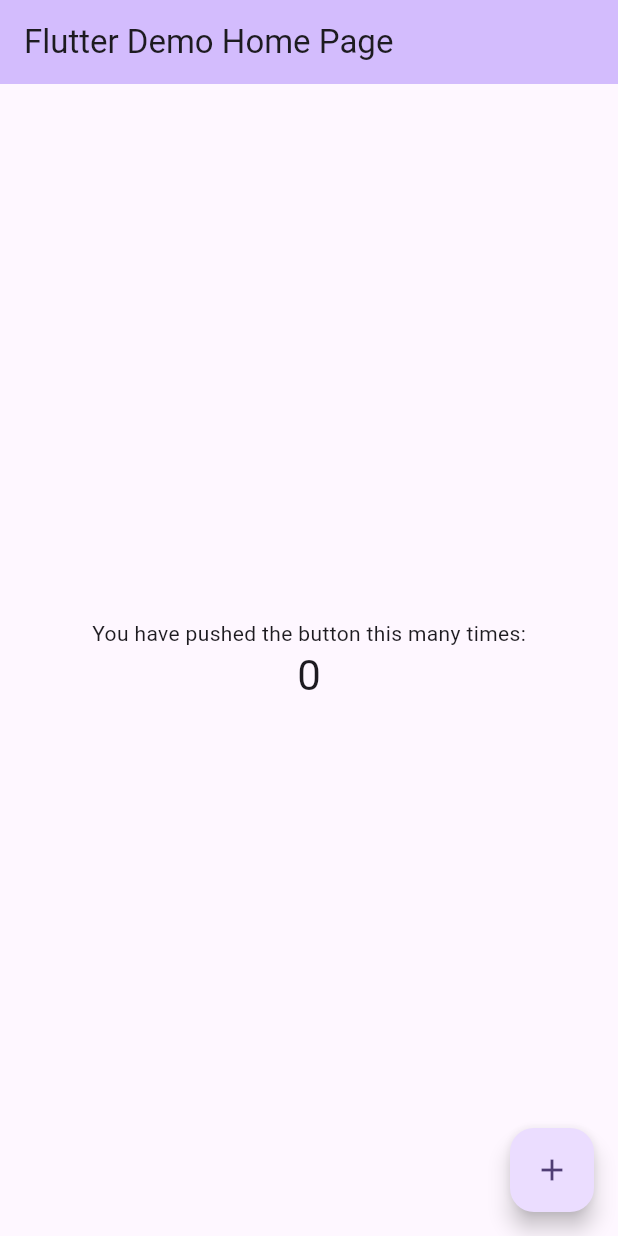
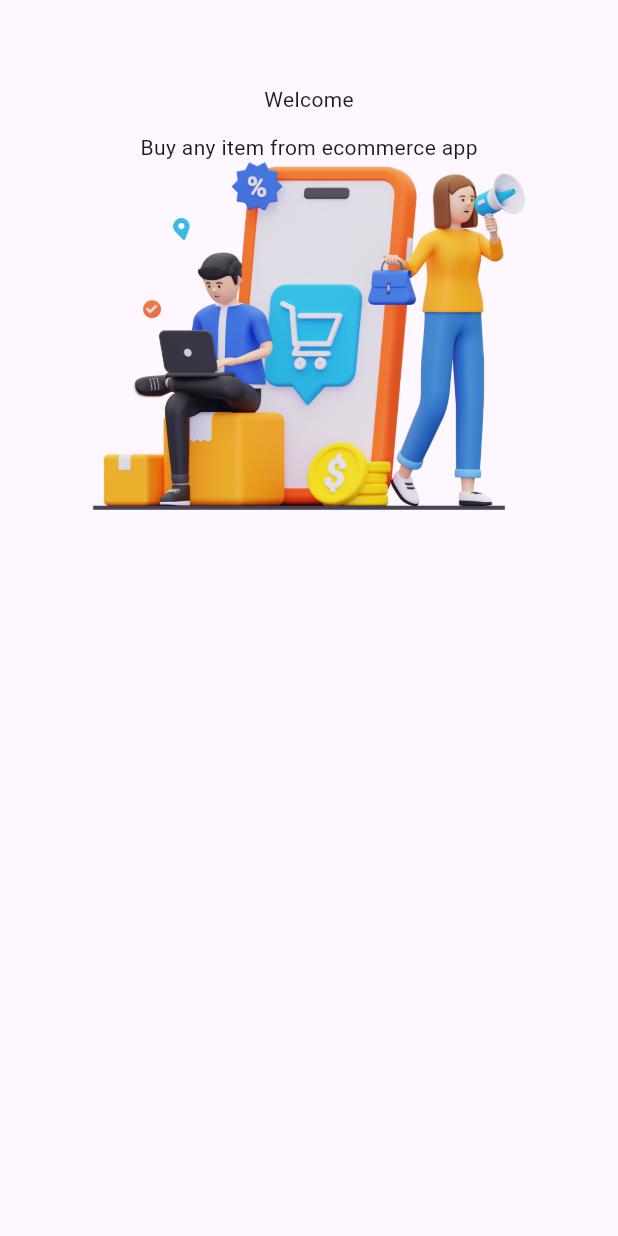
Before and after one commit to nhistory/flutter_ecommerse, a Flutter app: the screen it shows after launch, on a phone screen of 412 x 824 dp. Run offline on Flutter 3.47's test engine with Material 3 defaults, Android fonts, the phone set to English and light mode, and no system bars.

Commit message:
Made assets for image and login page

```diff
--- /dev/null
+++ b/lib/constants/asset_images.dart
@@ -0,0 +1,7 @@
+class AssetsImages {
+  static AssetsImages instance = AssetsImages();
+
+  static const String _imagesPath = "assets/images";
+
+  final String welcomeImage = "$_imagesPath/welcome.png";
+}
--- a/lib/main.dart
+++ b/lib/main.dart
@@ -1,4 +1,5 @@
 import 'package:flutter/material.dart';
+import 'package:flutter_ecommerse/screens/auth_ui/login/login.dart';
 
 void main() {
   runApp(const MyApp());
@@ -7,119 +8,11 @@
 class MyApp extends StatelessWidget {
   const MyApp({super.key});
 
-  // This widget is the root of your application.
   @override
   Widget build(BuildContext context) {
-    return MaterialApp(
-      title: 'Flutter Demo',
-      theme: ThemeData(
-        // This is the theme of your application.
-        //
-        // TRY THIS: Try running your application with "flutter run". You'll see
-        // the application has a purple toolbar. Then, without quitting the app,
-        // try changing the seedColor in the colorScheme below to Colors.green
-        // and then invoke "hot reload" (save your changes or press the "hot
-        // reload" button in a Flutter-supported IDE, or press "r" if you used
-        // the command line to start the app).
-        //
-        // Notice that the counter didn't reset back to zero; the application
-        // state is not lost during the reload. To reset the state, use hot
-        // restart instead.
-        //
-        // This works for code too, not just values: Most code changes can be
-        // tested with just a hot reload.
-        colorScheme: ColorScheme.fromSeed(seedColor: Colors.deepPurple),
-        useMaterial3: true,
-      ),
-      home: const MyHomePage(title: 'Flutter Demo Home Page'),
+    return const MaterialApp(
+      title: 'Flutter E Commerce',
+      home: Login(),
     );
   }
 }
-
-class MyHomePage extends StatefulWidget {
-  const MyHomePage({super.key, required this.title});
-
-  // This widget is the home page of your application. It is stateful, meaning
-  // that it has a State object (defined below) that contains fields that affect
-  // how it looks.
-
-  // This class is the configuration for the state. It holds the values (in this
-  // case the title) provided by the parent (in this case the App widget) and
-  // used by the build method of the State. Fields in a Widget subclass are
-  // always marked "final".
-
-  final String title;
-
-  @override
-  State<MyHomePage> createState() => _MyHomePageState();
-}
-
-class _MyHomePageState extends State<MyHomePage> {
-  int _counter = 0;
-
-  void _incrementCounter() {
-    setState(() {
-      // This call to setState tells the Flutter framework that something has
-      // changed in this State, which causes it to rerun the build method below
-      // so that the display can reflect the updated values. If we changed
-      // _counter without calling setState(), then the build method would not be
-      // called again, and so nothing would appear to happen.
-      _counter++;
-    });
-  }
-
-  @override
-  Widget build(BuildContext context) {
-    // This method is rerun every time setState is called, for instance as done
-    // by the _incrementCounter method above.
-    //
-    // The Flutter framework has been optimized to make rerunning build methods
-    // fast, so that you can just rebuild anything that needs updating rather
-    // than having to individually change instances of widgets.
-    return Scaffold(
-      appBar: AppBar(
-        // TRY THIS: Try changing the color here to a specific color (to
-        // Colors.amber, perhaps?) and trigger a hot reload to see the AppBar
-        // change color while the other colors stay the same.
-        backgroundColor: Theme.of(context).colorScheme.inversePrimary,
-        // Here we take the value from the MyHomePage object that was created by
-        // the App.build method, and use it to set our appbar title.
-        title: Text(widget.title),
-      ),
-      body: Center(
-        // Center is a layout widget. It takes a single child and positions it
-        // in the middle of the parent.
-        child: Column(
-          // Column is also a layout widget. It takes a list of children and
-          // arranges them vertically. By default, it sizes itself to fit its
-          // children horizontally, and tries to be as tall as its parent.
-          //
-          // Column has various properties to control how it sizes itself and
-          // how it positions its children. Here we use mainAxisAlignment to
-          // center the children vertically; the main axis here is the vertical
-          // axis because Columns are vertical (the cross axis would be
-          // horizontal).
-          //
-          // TRY THIS: Invoke "debug painting" (choose the "Toggle Debug Paint"
-          // action in the IDE, or press "p" in the console), to see the
-          // wireframe for each widget.
-          mainAxisAlignment: MainAxisAlignment.center,
-          children: <Widget>[
-            const Text(
-              'You have pushed the button this many times:',
-            ),
-            Text(
-              '$_counter',
-              style: Theme.of(context).textTheme.headlineMedium,
-            ),
-          ],
-        ),
-      ),
-      floatingActionButton: FloatingActionButton(
-        onPressed: _incrementCounter,
-        tooltip: 'Increment',
-        child: const Icon(Icons.add),
-      ), // This trailing comma makes auto-formatting nicer for build methods.
-    );
-  }
-}
--- /dev/null
+++ b/lib/screens/auth_ui/login/login.dart
@@ -0,0 +1,25 @@
+import 'package:flutter/material.dart';
+import 'package:flutter_ecommerse/constants/asset_images.dart';
+
+class Login extends StatelessWidget {
+  const Login({super.key});
+
+  @override
+  Widget build(BuildContext context) {
+    return Scaffold(
+      body: Column(
+        children: [
+          const SizedBox(
+            height: kToolbarHeight,
+          ),
+          const Text("Welcome"),
+          const SizedBox(
+            height: 12,
+          ),
+          const Text("Buy any item from ecommerce app"),
+          Image.asset(AssetsImages.instance.welcomeImage)
+        ],
+      ),
+    );
+  }
+}
```
Also changed, not shown: pubspec.yaml (+5 -7 lines), assets/images/welcome.png (added).
